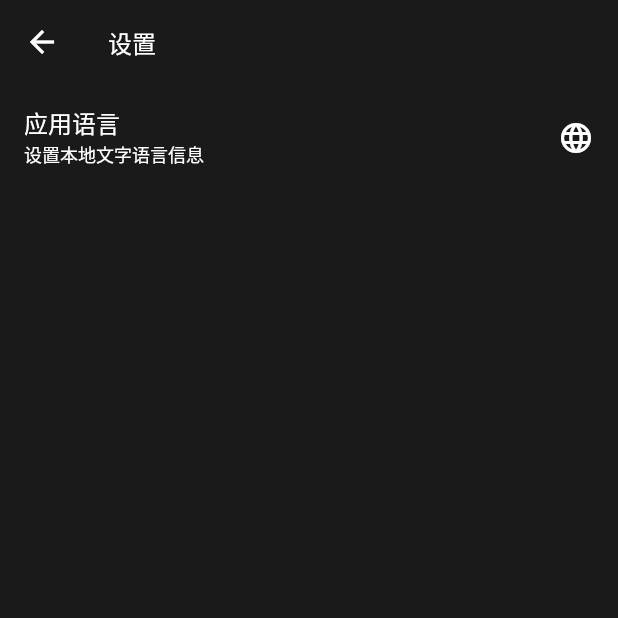
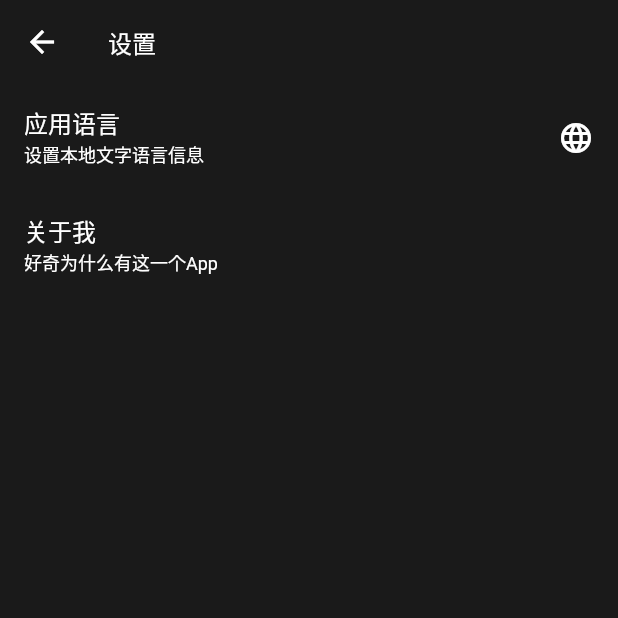
Before and after one commit to BarrySong97/butter, a Flutter app: the Settings screen opened by its route, on a phone screen of 412 x 824 dp, the top half of it. Run offline on Flutter 3.47's test engine with Material 2 defaults, Android fonts, the light colour scheme and no system bars; our stand-ins replace custom_sliding_segmented_control, fl_chart, flutter_calendar_carousel, fluttertoast, get, hooks_riverpod and 1 more; missing offline and left inert: flex_color_picker, rotated_corner_decoration; accounts and stored records are empty; generated files the repository leaves out were written again.

Commit message:
feat(settings): add url laungch of about me

```diff
--- a/lib/locale.dart
+++ b/lib/locale.dart
@@ -11,6 +11,7 @@ class Lang extends Translations {
           'settingsTitle': 'Settings',
           'habbitsTitle': 'Habits',
           'addHabit': 'New Habit',
+          'aboutme': 'About Me',
           'addNewHabbit': 'New Habit',
           'cancel': 'Cancel',
           'habbitTitlePlaceHolder': 'Title',
@@ -29,6 +30,9 @@ class Lang extends Translations {
           'trackDays': 'Tracked',
           'questionDeleteHabit': 'comfirm to delete habit',
           'checkAfterToday': "Can't track habit after today!",
+          'aboutmeSub': 'Why did I create this App?',
+          'dontTouch': 'Don\' touch it',
+          'dontTouchSub': 'You know what?',
           'dragToSeeMore': 'drag to see more',
           'chooseYear': 'choose a year',
           'statistic': 'statistic',
@@ -37,12 +41,16 @@ class Lang extends Translations {
         'zh_CN': {
           'zh_CN': '中文',
           'trend': '走势',
+          'dontTouch': '别点',
+          'dontTouchSub': '想知道吗？',
           'chooseLang': '选择语言',
           'dragToSeeMore': '左右拖动查看更多',
           'chooseYear': '请选择年份',
           "Month": '月',
           "Week": '周',
           "Delete": "删除",
+          'aboutme': '关于我',
+          'aboutmeSub': '好奇为什么有这一个App',
           'questionDeleteHabit': '是否删除该习惯',
           "Cancel": '取消',
           "OK": '确认',
--- a/lib/pages/Settings/index.dart
+++ b/lib/pages/Settings/index.dart
@@ -1,8 +1,11 @@
 import 'package:flex_color_picker/flex_color_picker.dart';
 import 'package:flutter/material.dart';
 import 'package:get/get.dart';
+import 'package:url_launcher/url_launcher.dart';
 
 import 'components/Lang.dart';
+
+final String aboutmeUrl = 'https://zhuanlan.zhihu.com/p/593575133?';
 
 class Settings extends StatelessWidget {
   @override
@@ -17,27 +20,37 @@ class Settings extends StatelessWidget {
           style: TextStyle(color: Colors.white, fontSize: 16),
         ),
       ),
-      body: Column(
-        children: [buildLocale(context)],
+      body: Column(children: [buildLocale(context), buildAboutItem()]),
+    );
+  }
+
+  Widget buildAboutItem() {
+    return ListTile(
+      onTap: _launchUrl,
+      title: Text(
+        'aboutme'.tr,
+        style: TextStyle(color: Colors.white),
+      ),
+      subtitle: Text(
+        'aboutmeSub'.tr,
+        style: TextStyle(color: Colors.white, fontSize: 12),
       ),
     );
   }
 
-  // Widget buildColorItem(BuildContext context) {
-  //   return ListTile(
-  //     onTap: () => _selectColor(context),
-  //     title: Text('pickThemeColor'.tr),
-  //     subtitle: Text('pickThemeColorSub'.tr),
-  //     trailing: Container(
-  //       width: 24,
-  //       height: 24,
-  //       decoration: BoxDecoration(
-  //         borderRadius: BorderRadius.circular(8),
-  //         color: Theme.of(context).primaryColor,
-  //       ),
-  //     ),
-  //   );
-  // }
+  Widget buildAd() {
+    return ListTile(
+      // onTap: _launchUrl,
+      title: Text(
+        'dontTouch'.tr,
+        style: TextStyle(color: Colors.white),
+      ),
+      subtitle: Text(
+        'dontTouchSub'.tr,
+        style: TextStyle(color: Colors.white, fontSize: 12),
+      ),
+    );
+  }
 
   Widget buildLocale(BuildContext context) {
     return ListTile(
@@ -56,6 +69,12 @@ class Settings extends StatelessWidget {
         child: Icon(Icons.language, color: Colors.white),
       ),
     );
+  }
+
+  Future<void> _launchUrl() async {
+    if (!await launchUrl(Uri.parse(aboutmeUrl))) {
+      throw 'Could not launch $aboutmeUrl';
+    }
   }
 
   void _selectLang(BuildContext context) {
--- a/pubspec.yaml
+++ b/pubspec.yaml
@@ -46,6 +46,7 @@ dependencies:
   dropdown_button2: ^1.9.2
   custom_sliding_segmented_control: ^1.7.3
   isar: *isar_version
+  url_launcher: ^6.1.7
   rotated_corner_decoration: ^2.0.0
   isar_flutter_libs: *isar_version # contains Isar Core
 
```
Also changed, not shown: pubspec.lock, 5 other files.
